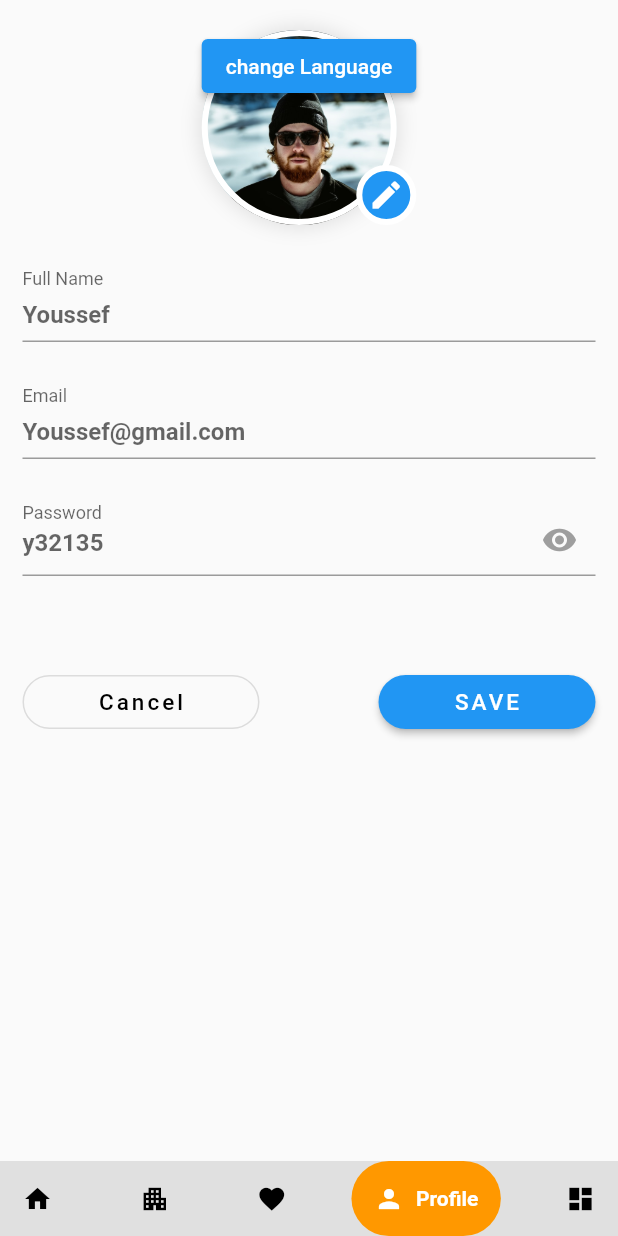
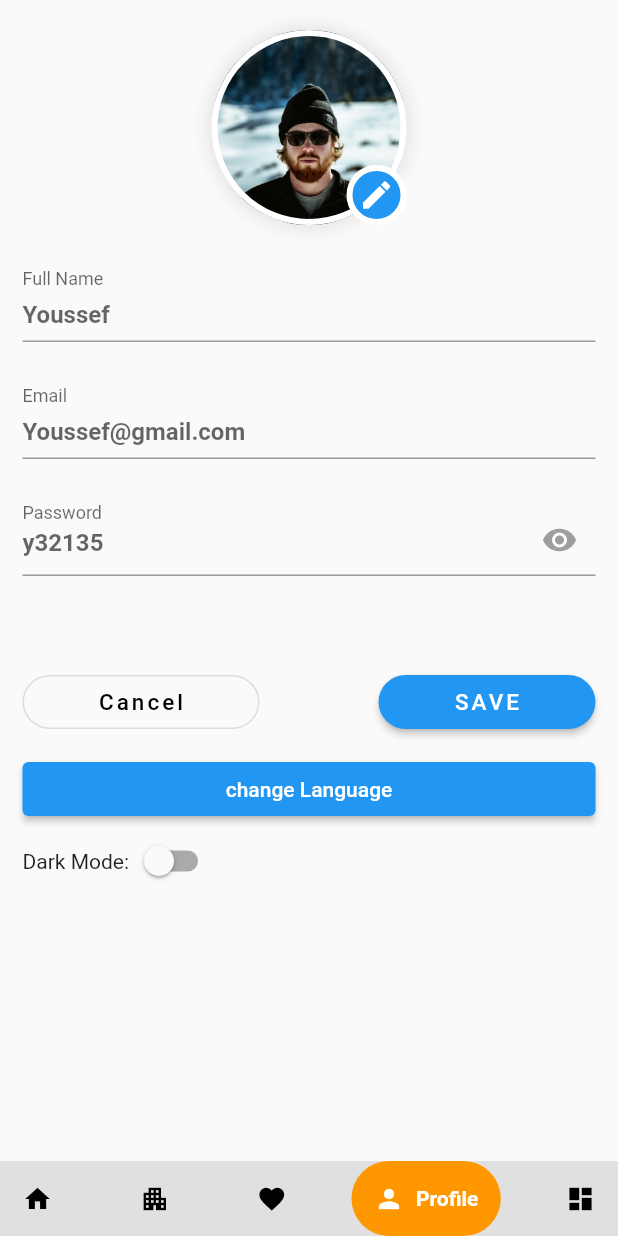
Before and after one commit to Mohamed26Salah/AmanRealEstate-Mobile-App, a Flutter app: the NavBar screen opened by its route, item 4 of the bottom bar chosen, on a phone screen of 412 x 824 dp. Run offline on Flutter 3.47's test engine with Material 2 defaults, Android fonts, the phone set to English and light mode, and no system bars; drawn by our look-alikes of google_nav_bar; our stand-ins replace awesome_snackbar_content, dropdown_button2, firebase_auth, firebase_core, flutter_signin_button, get and 4 more; missing offline and left inert: search_page; accounts and stored records are empty.

Commit message:
dark mode

```diff
--- a/Aman_Project/Aman_Project/aman_project/lib/main.dart
+++ b/Aman_Project/Aman_Project/aman_project/lib/main.dart
@@ -1,22 +1,17 @@
 import 'package:get/get.dart';
 import 'widgets/local_strings.dart';
-import 'package:aman_project/data/data.dart';
-import 'package:aman_project/data/rent_data.dart';
 import 'package:aman_project/firebase_options.dart';
 import 'package:aman_project/widgets/AddForm.dart';
 import './widgets/Register_page.dart';
 import './widgets/navBar.dart';
-import 'package:aman_project/widgets/edit_profile.dart';
-
+import 'package:aman_project/theme/theme_constants.dart';
+import 'package:aman_project/theme/theme_manager.dart';
 import 'package:aman_project/widgets/property_description.dart';
 import 'package:aman_project/widgets/rent_Type.dart';
 import 'package:aman_project/widgets/search.dart';
-import 'package:aman_project/widgets/wish_list.dart';
 import 'package:firebase_core/firebase_core.dart';
 import './widgets/login_page.dart';
 import 'package:flutter/material.dart';
-import 'package:get/get.dart';
-import 'widgets/local_strings.dart';
 
 void main() async {
   WidgetsFlutterBinding.ensureInitialized();
@@ -26,8 +21,33 @@ void main() async {
   runApp(const MyApp());
 }
 
-class MyApp extends StatelessWidget {
+ThemeManager _themeManager = ThemeManager();
+
+class MyApp extends StatefulWidget {
   const MyApp({super.key});
+
+  @override
+  State<MyApp> createState() => _MyAppState();
+}
+
+class _MyAppState extends State<MyApp> {
+  @override
+  void dispose() {
+    _themeManager.removeListener(themeListener);
+    super.dispose();
+  }
+
+  @override
+  void initState() {
+    _themeManager.addListener(themeListener);
+    super.initState();
+  }
+
+  themeListener() {
+    if (mounted) {
+      setState(() {});
+    }
+  }
 
   @override
   Widget build(BuildContext context) {
@@ -38,12 +58,15 @@ class MyApp extends StatelessWidget {
       routes: {
         '/': (context) => const LoginPage(),
         '/register': (context) => RegisterPage(),
-        '/home': (context) => const NavBar(),
+        '/home': (context) => NavBar(themeManager: _themeManager),
         '/details': (context) => const Details(),
         '/addForm': (context) => AddForm(),
         '/rents': (context) => RentType(),
         '/search': (context) => const Search(),
       },
+      theme: lightTheme,
+      darkTheme: darkTheme,
+      themeMode: _themeManager.themeMode,
 
       // home: Search(),
     );
--- /dev/null
+++ b/Aman_Project/Aman_Project/aman_project/lib/theme/theme_constants.dart
@@ -0,0 +1,12 @@
+import 'package:flutter/material.dart';
+
+const colorPrimary = Colors.deepOrangeAccent;
+
+ThemeData lightTheme = ThemeData(
+  brightness: Brightness.light,
+  primaryColor: colorPrimary,
+);
+
+ThemeData darkTheme = ThemeData(
+  brightness: Brightness.dark,
+);
--- /dev/null
+++ b/Aman_Project/Aman_Project/aman_project/lib/theme/theme_manager.dart
@@ -0,0 +1,15 @@
+import 'package:flutter/cupertino.dart';
+import 'package:flutter/material.dart';
+
+class ThemeManager with ChangeNotifier{
+
+  ThemeMode _themeMode = ThemeMode.light;
+
+  get themeMode => _themeMode;
+
+  toggleTheme(bool isDark){
+    _themeMode = isDark?ThemeMode.dark:ThemeMode.light;
+    notifyListeners();
+  }
+
+}
--- a/Aman_Project/Aman_Project/aman_project/lib/widgets/edit_profile.dart
+++ b/Aman_Project/Aman_Project/aman_project/lib/widgets/edit_profile.dart
@@ -1,12 +1,15 @@
 import '../data/usersJoex.dart';
 import 'package:flutter/material.dart';
 import 'package:get/get.dart';
-
+import '../theme/theme_manager.dart';
 import 'change_lang.dart';
 import 'nav_bar_gr.dart';
 
+ThemeManager _themeManager = ThemeManager();
+
 class EditProfile extends StatefulWidget {
-  EditProfile({super.key});
+  final ThemeManager? themeManager;
+  const EditProfile({super.key, this.themeManager});
 
   @override
   State<EditProfile> createState() => _EditProfileState();
@@ -69,11 +72,6 @@ class _EditProfileState extends State<EditProfile> {
                         ),
                       ),
                     ),
-                    ElevatedButton(
-                        onPressed: () {
-                          buildLanguageDialog(context);
-                        },
-                        child: Text('change Language'.tr)),
                   ],
                 ),
               ),
@@ -124,6 +122,22 @@ class _EditProfileState extends State<EditProfile> {
                         ),
                       )),
                 ],
+              ),
+              SizedBox(height: 10),
+              ElevatedButton(
+                  onPressed: () {
+                    buildLanguageDialog(context);
+                  },
+                  child: Text('change Language'.tr)),
+              Row(
+                children: [
+                  const Text("Dark Mode:"),
+                  Switch(
+                      value: widget.themeManager!.themeMode == ThemeMode.dark,
+                      onChanged: (newValue) {
+                        widget.themeManager!.toggleTheme(newValue);
+                      }),
+                ],
               )
             ],
           ),
--- a/Aman_Project/Aman_Project/aman_project/lib/widgets/navBar.dart
+++ b/Aman_Project/Aman_Project/aman_project/lib/widgets/navBar.dart
@@ -1,5 +1,6 @@
 import 'package:aman_project/widget_tree.dart';
 import 'package:aman_project/widgets/wish_list.dart';
+import '../theme/theme_manager.dart';
 import '/widgets/edit_profile.dart';
 import 'package:google_nav_bar/google_nav_bar.dart';
 import '../../widgets/search.dart';
@@ -25,26 +26,26 @@ import 'rent.dart';
 // }
 
 class NavBar extends StatefulWidget {
-  const NavBar({super.key});
+  final ThemeManager? themeManager;
+  const NavBar({super.key, required this.themeManager});
 
   @override
   State<NavBar> createState() => _NavBarState();
 }
 
 class _NavBarState extends State<NavBar> {
-  List<Widget> pages = [
-    const Search(),
-    const RentsPage(),
-    wish_list(),
-    EditProfile(),
-    WidgetTree(),
-  ];
-
   int index = 0;
 
   // List<Property> properties = getPropertyList();
   @override
   Widget build(BuildContext context) {
+    List<Widget> pages = [
+      const Search(),
+      const RentsPage(),
+      wish_list(),
+      EditProfile(themeManager: widget.themeManager),
+      WidgetTree(),
+    ];
     return Scaffold(
       body: pages[index],
       bottomNavigationBar: SingleChildScrollView(
```
